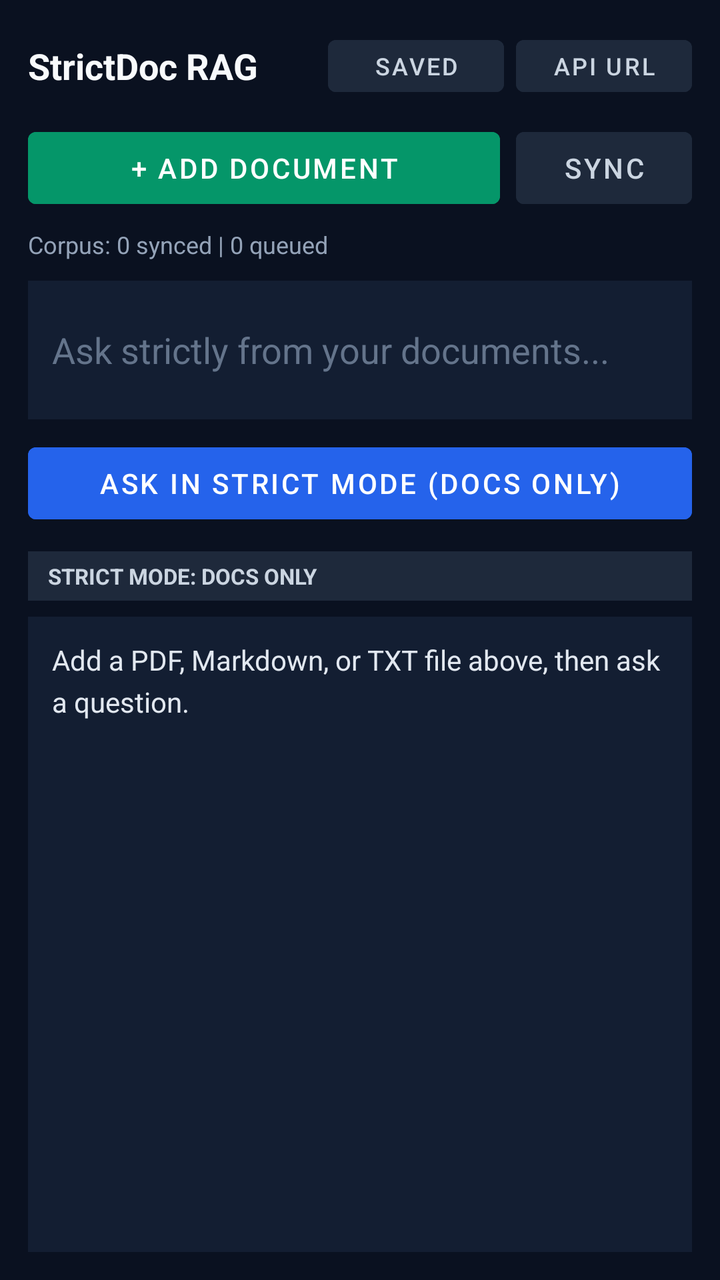
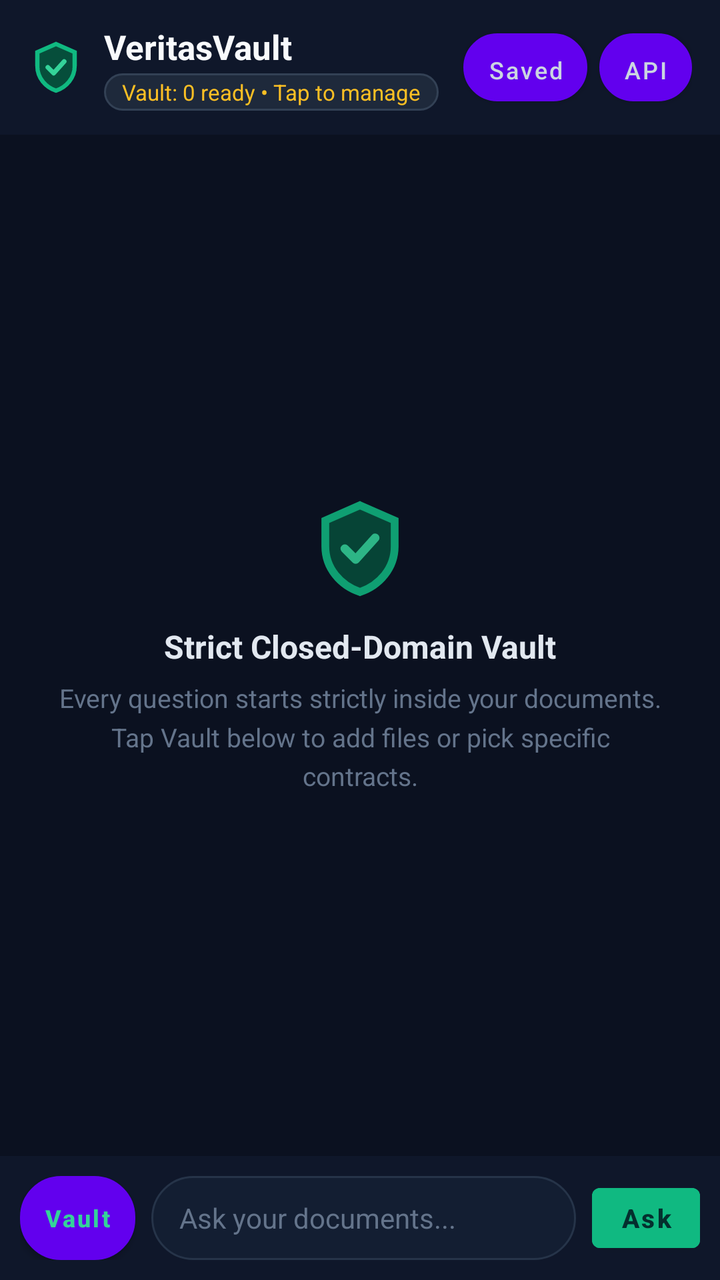

Two renders of the same Android screen: before a commit and after it. Below are the layout's source before the change and the commit's diff.
<!-- AndroidManifest.xml: application theme Theme.MaterialComponents.DayNight.NoActionBar -->
<!-- res/layout/activity_main.xml -->
<?xml version="1.0" encoding="utf-8"?>
<LinearLayout xmlns:android="http://schemas.android.com/apk/res/android"
    android:layout_width="match_parent"
    android:layout_height="match_parent"
    android:background="#0A1120"
    android:orientation="vertical"
    android:padding="14dp">

    <LinearLayout
        android:layout_width="match_parent"
        android:layout_height="wrap_content"
        android:gravity="center_vertical"
        android:orientation="horizontal">

        <TextView
            android:layout_width="0dp"
            android:layout_height="wrap_content"
            android:layout_weight="1"
            android:text="StrictDoc RAG"
            android:textColor="#F8FAFC"
            android:textSize="18sp"
            android:textStyle="bold" />

        <Button
            android:id="@+id/btnSaved"
            android:layout_width="wrap_content"
            android:layout_height="38dp"
            android:layout_marginEnd="6dp"
            android:backgroundTint="#1E293B"
            android:text="Saved"
            android:textColor="#CBD5E1"
            android:textSize="12sp" />

        <Button
            android:id="@+id/btnSettings"
            android:layout_width="wrap_content"
            android:layout_height="38dp"
            android:backgroundTint="#1E293B"
            android:text="API URL"
            android:textColor="#CBD5E1"
            android:textSize="12sp" />
    </LinearLayout>

    <LinearLayout
        android:layout_width="match_parent"
        android:layout_height="wrap_content"
        android:layout_marginTop="8dp"
        android:orientation="horizontal">

        <Button
            android:id="@+id/btnUploadDoc"
            android:layout_width="0dp"
            android:layout_height="wrap_content"
            android:layout_weight="1"
            android:backgroundTint="#059669"
            android:text="+ Add Document"
            android:textColor="#FFFFFF" />

        <Button
            android:id="@+id/btnRefreshDocs"
            android:layout_width="wrap_content"
            android:layout_height="wrap_content"
            android:layout_marginStart="8dp"
            android:backgroundTint="#1E293B"
            android:text="Sync"
            android:textColor="#CBD5E1" />
    </LinearLayout>

    <TextView
        android:id="@+id/tvCorpusStatus"
        android:layout_width="match_parent"
        android:layout_height="wrap_content"
        android:layout_marginTop="6dp"
        android:text="Corpus: 0 synced | 0 queued"
        android:textColor="#94A3B8"
        android:textSize="12sp" />

    <EditText
        android:id="@+id/etQuery"
        android:layout_width="match_parent"
        android:layout_height="wrap_content"
        android:layout_marginTop="10dp"
        android:background="#131E32"
        android:hint="Ask strictly from your documents..."
        android:inputType="textMultiLine"
        android:minLines="2"
        android:padding="12dp"
        android:textColor="#F8FAFC"
        android:textColorHint="#64748B" />

    <Button
        android:id="@+id/btnAsk"
        android:layout_width="match_parent"
        android:layout_height="wrap_content"
        android:layout_marginTop="8dp"
        android:backgroundTint="#2563EB"
        android:text="Ask in Strict Mode (Docs Only)"
        android:textColor="#FFFFFF" />

    <LinearLayout
        android:layout_width="match_parent"
        android:layout_height="wrap_content"
        android:layout_marginTop="10dp"
        android:gravity="center_vertical"
        android:orientation="horizontal">

        <TextView
            android:id="@+id/tvStatusBadge"
            android:layout_width="0dp"
            android:layout_height="wrap_content"
            android:layout_weight="1"
            android:background="#1E293B"
            android:paddingHorizontal="10dp"
            android:paddingVertical="5dp"
            android:text="STRICT MODE: DOCS ONLY"
            android:textColor="#CBD5E1"
            android:textSize="11sp"
            android:textStyle="bold" />

        <Button
            android:id="@+id/btnSaveAnswer"
            android:layout_width="wrap_content"
            android:layout_height="36dp"
            android:layout_marginStart="8dp"
            android:backgroundTint="#334155"
            android:text="Save"
            android:textColor="#F8FAFC"
            android:textSize="11sp"
            android:visibility="gone" />
    </LinearLayout>

    <ScrollView
        android:layout_width="match_parent"
        android:layout_height="0dp"
        android:layout_marginTop="8dp"
        android:layout_weight="1"
        android:background="#131E32"
        android:padding="12dp">

        <TextView
            android:id="@+id/tvAnswerOutput"
            android:layout_width="match_parent"
            android:layout_height="wrap_content"
            android:lineSpacingMultiplier="1.25"
            android:text="Add a PDF, Markdown, or TXT file above, then ask a question."
            android:textColor="#E2E8F0"
            android:textSize="14sp" />
    </ScrollView>

    <Button
        android:id="@+id/btnApproveExternal"
        android:layout_width="match_parent"
        android:layout_height="wrap_content"
        android:layout_marginTop="8dp"
        android:backgroundTint="#7C3AED"
        android:text="Approve Aligned External Lookup (Web + AI)"
        android:textColor="#FFFFFF"
        android:visibility="gone" />
</LinearLayout>
<!-- resources referenced by this layout -->
<resources>

</resources>

<!-- the commit's change to res/layout/activity_main.xml (unified diff, before → after) -->
@@ -2,158 +2,179 @@
 <LinearLayout xmlns:android="http://schemas.android.com/apk/res/android"
     android:layout_width="match_parent"
     android:layout_height="match_parent"
-    android:background="#0A1120"
-    android:orientation="vertical"
-    android:padding="14dp">
+    android:background="#0B1120"
+    android:orientation="vertical">
 
+    
     <LinearLayout
         android:layout_width="match_parent"
         android:layout_height="wrap_content"
+        android:background="#0F172A"
         android:gravity="center_vertical"
-        android:orientation="horizontal">
+        android:orientation="horizontal"
+        android:paddingHorizontal="14dp"
+        android:paddingVertical="12dp">
 
-        <TextView
+        <ImageView
+            android:id="@+id/ivLogo"
+            android:layout_width="28dp"
+            android:layout_height="28dp"
+            android:src="@drawable/ic_veritas_logo" />
+
+        <LinearLayout
             android:layout_width="0dp"
             android:layout_height="wrap_content"
+            android:layout_marginStart="10dp"
             android:layout_weight="1"
-            android:text="StrictDoc RAG"
-            android:textColor="#F8FAFC"
-            android:textSize="18sp"
-            android:textStyle="bold" />
+            android:orientation="vertical">
+
+            <TextView
+                android:layout_width="wrap_content"
+                android:layout_height="wrap_content"
+                android:text="VeritasVault"
+                android:textColor="#F8FAFC"
+                android:textSize="17sp"
+                android:textStyle="bold" />
+
+            <TextView
+                android:id="@+id/pillVaultStatus"
+                android:layout_width="wrap_content"
+                android:layout_height="wrap_content"
+                android:layout_marginTop="2dp"
+                android:background="@drawable/bg_pill_dark"
+                android:paddingHorizontal="9dp"
+                android:paddingVertical="2dp"
+                android:text="Vault: 0 ready • Tap to manage"
+                android:textColor="#FBBF24"
+                android:textSize="11sp" />
+        </LinearLayout>
 
         <Button
             android:id="@+id/btnSaved"
             android:layout_width="wrap_content"
-            android:layout_height="38dp"
+            android:layout_height="34dp"
             android:layout_marginEnd="6dp"
-            android:backgroundTint="#1E293B"
+            android:background="@drawable/bg_pill_dark"
+            android:minWidth="0dp"
+            android:paddingHorizontal="12dp"
             android:text="Saved"
+            android:textAllCaps="false"
             android:textColor="#CBD5E1"
             android:textSize="12sp" />
 
         <Button
             android:id="@+id/btnSettings"
             android:layout_width="wrap_content"
-            android:layout_height="38dp"
-            android:backgroundTint="#1E293B"
-            android:text="API URL"
+            android:layout_height="34dp"
+            android:background="@drawable/bg_pill_dark"
+            android:minWidth="0dp"
+            android:paddingHorizontal="12dp"
+            android:text="API"
+            android:textAllCaps="false"
             android:textColor="#CBD5E1"
             android:textSize="12sp" />
     </LinearLayout>
 
+    
+    <FrameLayout
+        android:layout_width="match_parent"
+        android:layout_height="0dp"
+        android:layout_weight="1">
+
+        <androidx.recyclerview.widget.RecyclerView
+            android:id="@+id/rvChat"
+            android:layout_width="match_parent"
+            android:layout_height="match_parent"
+            android:clipToPadding="false"
+            android:padding="12dp" />
+
+        <LinearLayout
+            android:id="@+id/tvEmptyHint"
+            android:layout_width="match_parent"
+            android:layout_height="wrap_content"
+            android:layout_gravity="center"
+            android:gravity="center"
+            android:orientation="vertical"
+            android:padding="28dp">
+
+            <ImageView
+                android:layout_width="52dp"
+                android:layout_height="52dp"
+                android:alpha="0.85"
+                android:src="@drawable/ic_veritas_logo" />
+
+            <TextView
+                android:layout_width="wrap_content"
+                android:layout_height="wrap_content"
+                android:layout_marginTop="12dp"
+                android:text="Strict Closed-Domain Vault"
+                android:textColor="#E2E8F0"
+                android:textSize="16sp"
+                android:textStyle="bold" />
+
+            <TextView
+                android:layout_width="wrap_content"
+                android:layout_height="wrap_content"
+                android:layout_marginTop="6dp"
+                android:gravity="center"
+                android:lineSpacingMultiplier="1.25"
+                android:text="Every question starts strictly inside your documents.\nTap Vault below to add files or pick specific contracts."
+                android:textColor="#64748B"
+                android:textSize="13sp" />
+        </LinearLayout>
+    </FrameLayout>
+
+    
     <LinearLayout
         android:layout_width="match_parent"
         android:layout_height="wrap_content"
-        android:layout_marginTop="8dp"
-        android:orientation="horizontal">
+        android:background="#0F172A"
+        android:gravity="center_vertical"
+        android:orientation="horizontal"
+        android:paddingHorizontal="10dp"
+        android:paddingVertical="10dp">
 
         <Button
-            android:id="@+id/btnUploadDoc"
+            android:id="@+id/btnVaultAttach"
+            android:layout_width="wrap_content"
+            android:layout_height="42dp"
+            android:background="@drawable/bg_pill_dark"
+            android:minWidth="0dp"
+            android:paddingHorizontal="12dp"
+            android:text="Vault"
+            android:textAllCaps="false"
+            android:textColor="#34D399"
+            android:textSize="12sp"
+            android:textStyle="bold" />
+
+        <EditText
+            android:id="@+id/etQuery"
             android:layout_width="0dp"
             android:layout_height="wrap_content"
+            android:layout_marginHorizontal="8dp"
             android:layout_weight="1"
-            android:backgroundTint="#059669"
-            android:text="+ Add Document"
-            android:textColor="#FFFFFF" />
+            android:background="@drawable/bg_input_rounded"
+            android:hint="Ask your documents..."
+            android:inputType="textMultiLine"
+            android:maxLines="4"
+            android:minHeight="42dp"
+            android:paddingHorizontal="14dp"
+            android:paddingVertical="10dp"
+            android:textColor="#F8FAFC"
+            android:textColorHint="#64748B"
+            android:textSize="14sp" />
 
         <Button
-            android:id="@+id/btnRefreshDocs"
+            android:id="@+id/btnSend"
             android:layout_width="wrap_content"
-            android:layout_height="wrap_content"
-            android:layout_marginStart="8dp"
-            android:backgroundTint="#1E293B"
-            android:text="Sync"
-            android:textColor="#CBD5E1" />
+            android:layout_height="42dp"
+            android:backgroundTint="#10B981"
+            android:minWidth="0dp"
+            android:paddingHorizontal="14dp"
+            android:text="Ask"
+            android:textAllCaps="false"
+            android:textColor="#042F2E"
+            android:textSize="13sp"
+            android:textStyle="bold" />
     </LinearLayout>
-
-    <TextView
-        android:id="@+id/tvCorpusStatus"
-        android:layout_width="match_parent"
-        android:layout_height="wrap_content"
-        android:layout_marginTop="6dp"
-        android:text="Corpus: 0 synced | 0 queued"
-        android:textColor="#94A3B8"
-        android:textSize="12sp" />
-
-    <EditText
-        android:id="@+id/etQuery"
-        android:layout_width="match_parent"
-        android:layout_height="wrap_content"
-        android:layout_marginTop="10dp"
-        android:background="#131E32"
-        android:hint="Ask strictly from your documents..."
-        android:inputType="textMultiLine"
-        android:minLines="2"
-        android:padding="12dp"
-        android:textColor="#F8FAFC"
-        android:textColorHint="#64748B" />
-
-    <Button
-        android:id="@+id/btnAsk"
-        android:layout_width="match_parent"
-        android:layout_height="wrap_content"
-        android:layout_marginTop="8dp"
-        android:backgroundTint="#2563EB"
-        android:text="Ask in Strict Mode (Docs Only)"
-        android:textColor="#FFFFFF" />
-
-    <LinearLayout
-        android:layout_width="match_parent"
-        android:layout_height="wrap_content"
-        android:layout_marginTop="10dp"
-        android:gravity="center_vertical"
-        android:orientation="horizontal">
-
-        <TextView
-            android:id="@+id/tvStatusBadge"
-            android:layout_width="0dp"
-            android:layout_height="wrap_content"
-            android:layout_weight="1"
-            android:background="#1E293B"
-            android:paddingHorizontal="10dp"
-            android:paddingVertical="5dp"
-            android:text="STRICT MODE: DOCS ONLY"
-            android:textColor="#CBD5E1"
-            android:textSize="11sp"
-            android:textStyle="bold" />
-
-        <Button
-            android:id="@+id/btnSaveAnswer"
-            android:layout_width="wrap_content"
-            android:layout_height="36dp"
-            android:layout_marginStart="8dp"
-            android:backgroundTint="#334155"
-            android:text="Save"
-            android:textColor="#F8FAFC"
-            android:textSize="11sp"
-            android:visibility="gone" />
-    </LinearLayout>
-
-    <ScrollView
-        android:layout_width="match_parent"
-        android:layout_height="0dp"
-        android:layout_marginTop="8dp"
-        android:layout_weight="1"
-        android:background="#131E32"
-        android:padding="12dp">
-
-        <TextView
-            android:id="@+id/tvAnswerOutput"
-            android:layout_width="match_parent"
-            android:layout_height="wrap_content"
-            android:lineSpacingMultiplier="1.25"
-            android:text="Add a PDF, Markdown, or TXT file above, then ask a question."
-            android:textColor="#E2E8F0"
-            android:textSize="14sp" />
-    </ScrollView>
-
-    <Button
-        android:id="@+id/btnApproveExternal"
-        android:layout_width="match_parent"
-        android:layout_height="wrap_content"
-        android:layout_marginTop="8dp"
-        android:backgroundTint="#7C3AED"
-        android:text="Approve Aligned External Lookup (Web + AI)"
-        android:textColor="#FFFFFF"
-        android:visibility="gone" />
 </LinearLayout>
<!-- resource entries referenced after the edit -->
@@ -1,5 +1,34 @@
 <!-- resources referenced by this layout -->
 <resources>
-
+  <!-- drawable bg_input_rounded (drawable) -->
+  <shape xmlns:android="http://schemas.android.com/apk/res/android">
+      <solid android:color="#131E32" />
+      <corners android:radius="22dp" />
+      <stroke android:width="1dp" android:color="#263449" />
+  </shape>
+  <!-- drawable bg_pill_dark (drawable) -->
+  <shape xmlns:android="http://schemas.android.com/apk/res/android">
+      <solid android:color="#1E293B" />
+      <corners android:radius="20dp" />
+      <stroke android:width="1dp" android:color="#334155" />
+  </shape>
+  <!-- drawable ic_veritas_logo (drawable) -->
+  <vector xmlns:android="http://schemas.android.com/apk/res/android"
+      android:width="28dp"
+      android:height="28dp"
+      android:viewportWidth="24"
+      android:viewportHeight="24">
+      <path
+          android:fillColor="#064E3B"
+          android:strokeColor="#10B981"
+          android:strokeWidth="1.8"
+          android:pathData="M12,2 L20,5.5 V11.5 C20,16.5 16.5,20.5 12,22 C7.5,20.5 4,16.5 4,11.5 V5.5 Z" />
+      <path
+          android:strokeColor="#34D399"
+          android:strokeWidth="2"
+          android:strokeLineCap="round"
+          android:strokeLineJoin="round"
+          android:pathData="M8.5,12 L11,14.5 L15.5,9.5" />
+  </vector>
 </resources>
 
